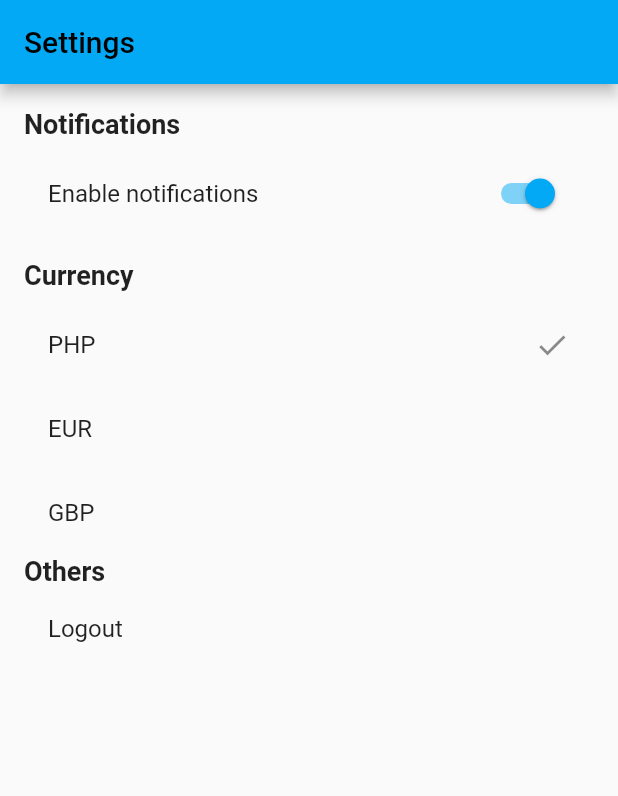
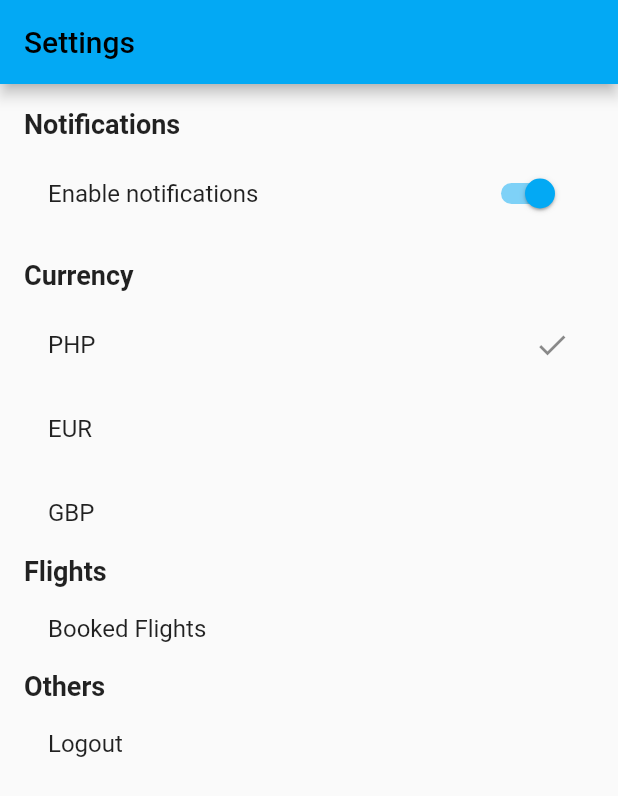
Before and after one commit to BaricuatroAngelo/ipt_airline, a Flutter app: the SettingsPage screen opened directly, on a phone screen of 412 x 824 dp. Shown: the top 796 px of the screen. Run offline on Flutter 3.47's test engine with Material 2 defaults, Android fonts, the phone set to English and light mode, and no system bars; our stand-ins replace google_nav_bar; missing offline and left inert: country_list_pick.

Commit message:
UI Changes, bookedflights.dart created

```diff
--- a/airline_reservation_app/lib/settingspage.dart
+++ b/airline_reservation_app/lib/settingspage.dart
@@ -1,5 +1,7 @@
 import 'package:airline_reservation_app/loginpage.dart';
 import 'package:flutter/material.dart';
+
+import 'bookedflights.dart';
 
 class SettingsPage extends StatefulWidget {
   const SettingsPage({Key? key}) : super(key: key);
@@ -68,6 +70,17 @@ class _SettingsPageState extends State<SettingsPage> {
               onTap: () => _changeCurrency('GBP'),
             ),
             const Text(
+              'Flights',
+              style: TextStyle(fontSize: 18, fontWeight: FontWeight.bold),
+            ),
+            ListTile(
+              title: const Text('Booked Flights'),
+              onTap: () {
+                Navigator.of(context).push(MaterialPageRoute(
+                    builder: (context) => const BookedFlights()));
+              },
+            ),
+            const Text(
               'Others',
               style: TextStyle(fontSize: 18, fontWeight: FontWeight.bold),
             ),
```
Also changed, not shown: airline_reservation_app/lib/bookedflights.dart (added, +37 -0 lines), airline_reservation_app/lib/homepage.dart (+5 -5 lines).
